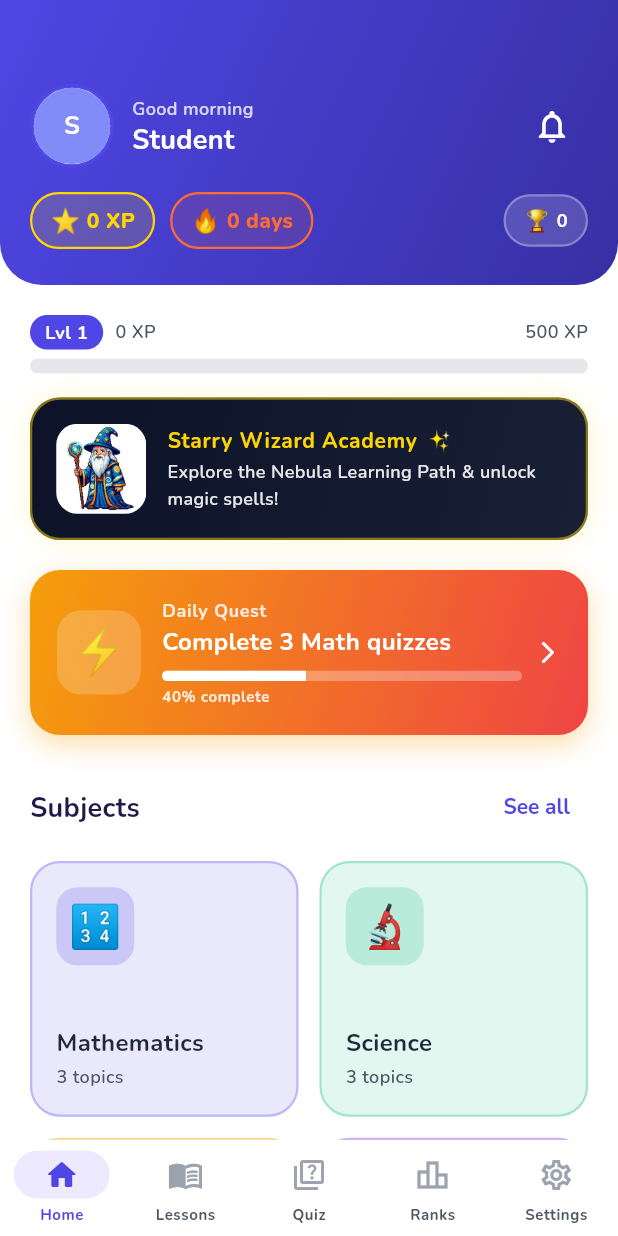
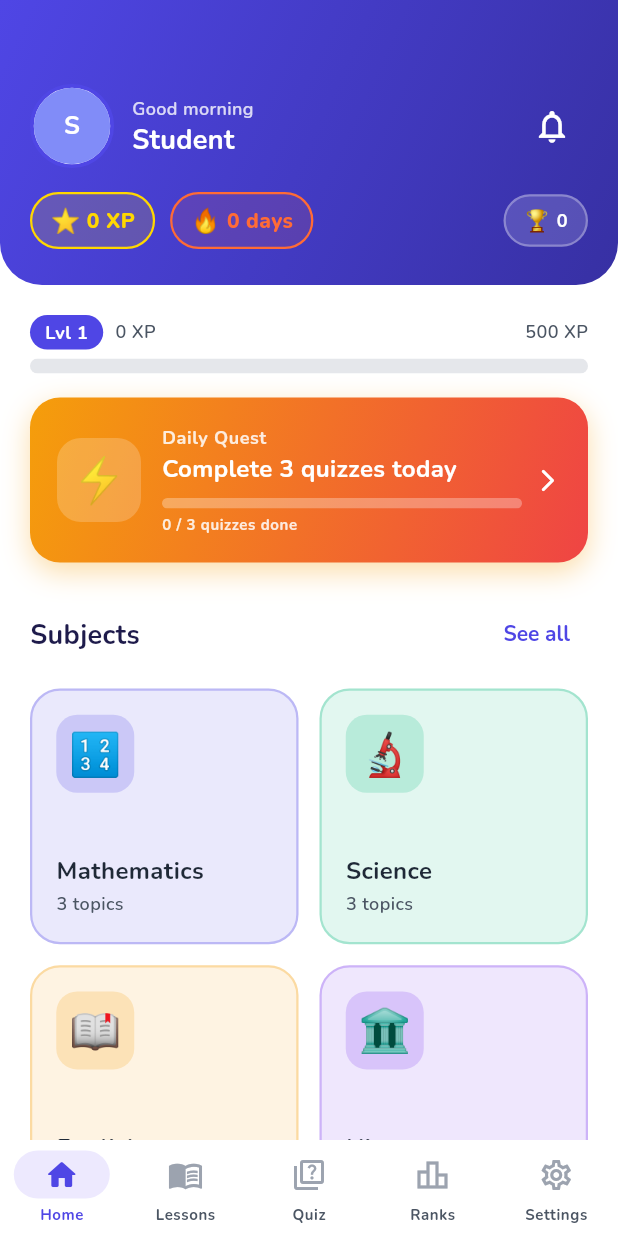
Before and after one commit to jionbiju/eduquest-rural-learning, a Flutter app: the HomeScreen screen opened by its route, on a phone screen of 412 x 824 dp. Run offline on Flutter 3.47's test engine with Material 3 defaults, Android fonts, the light colour scheme and no system bars; our stand-ins replace cloud_firestore, connectivity_plus, firebase_auth, firebase_core, flutter_riverpod, flutter_tts and 3 more; accounts and stored records are empty.

Commit message:
feat(home): wire daily quest and real connectivity to home screen

```diff
--- a/lib/features/home/presentation/screens/home_screen.dart
+++ b/lib/features/home/presentation/screens/home_screen.dart
@@ -8,6 +8,8 @@ import '../../../../core/widgets/connectivity_banner.dart';
 import '../../../../core/widgets/xp_progress_bar.dart';
 import '../../../lessons/data/models/subject_model.dart';
 import '../../../lessons/data/repositories/bundle_repository.dart';
+import '../../../sync/providers/sync_provider.dart';
+import '../../providers/daily_quest_provider.dart';
 import '../../providers/home_provider.dart';
 import '../widgets/daily_quest_banner.dart';
 import '../widgets/home_header.dart';
@@ -48,13 +50,18 @@ class HomeScreen extends ConsumerWidget {
   Widget build(BuildContext context, WidgetRef ref) {
     final profile = ref.watch(studentProfileProvider);
     final subjectsAsync = ref.watch(subjectsProvider);
+    final dailyQuest = ref.watch(dailyQuestProvider);
+    final isOnline = ref.watch(connectivityProvider).maybeWhen(
+      data: (v) => v,
+      orElse: () => true,
+    );
 
     return Scaffold(
       backgroundColor: AppColors.background,
       body: Column(
         children: [
           // Offline banner sits above everything
-          const ConnectivityBanner(isOnline: true),
+          ConnectivityBanner(isOnline: isOnline),
 
           Expanded(
             child: CustomScrollView(
@@ -76,83 +83,18 @@ class HomeScreen extends ConsumerWidget {
                   ),
                 ),
 
-                // ── Starry Wizard Academy Showcase ──────────────────────
+                // ── Daily Quest Banner (real data) ──────────────────────
                 SliverToBoxAdapter(
                   child: Padding(
                     padding: const EdgeInsets.fromLTRB(20, 16, 20, 0),
-                    child: Container(
-                      padding: const EdgeInsets.all(16),
-                      decoration: BoxDecoration(
-                        gradient: const LinearGradient(
-                          colors: [Color(0xFF0C1227), Color(0xFF191F34)],
-                          begin: Alignment.topLeft,
-                          end: Alignment.bottomRight,
-                        ),
-                        borderRadius: BorderRadius.circular(20),
-                        border: Border.all(color: AppColors.xpGold.withValues(alpha: 0.5), width: 1.5),
-                        boxShadow: [
-                          BoxShadow(
-                            color: AppColors.xpGold.withValues(alpha: 0.15),
-                            blurRadius: 15,
-                            spreadRadius: 1,
-                          ),
-                        ],
-                      ),
-                      child: Row(
-                        children: [
-                          ClipRRect(
-                            borderRadius: BorderRadius.circular(14),
-                            child: Image.asset(
-                              'assets/images/stitch/wizard_large.png',
-                              width: 60,
-                              height: 60,
-                              fit: BoxFit.cover,
-                              errorBuilder: (_, __, ___) => const Text('🧙‍♂️', style: TextStyle(fontSize: 40)),
-                            ),
-                          ),
-                          const SizedBox(width: 14),
-                          Expanded(
-                            child: Column(
-                              crossAxisAlignment: CrossAxisAlignment.start,
-                              children: [
-                                Row(
-                                  children: [
-                                    Text(
-                                      'Starry Wizard Academy',
-                                      style: AppTextStyles.labelLarge.copyWith(
-                                        color: AppColors.xpGold,
-                                        fontWeight: FontWeight.bold,
-                                      ),
-                                    ),
-                                    const SizedBox(width: 6),
-                                    const Text('✨', style: TextStyle(fontSize: 14)),
-                                  ],
-                                ),
-                                const SizedBox(height: 2),
-                                Text(
-                                  'Explore the Nebula Learning Path & unlock magic spells!',
-                                  style: AppTextStyles.bodySmall.copyWith(
-                                    color: Colors.white.withValues(alpha: 0.9),
-                                  ),
-                                ),
-                              ],
-                            ),
-                          ),
-                        ],
-                      ),
-                    ),
-                  ),
-                ),
-
-                // ── Daily Quest Banner ──────────────────────────────────
-                SliverToBoxAdapter(
-                  child: Padding(
-                    padding: const EdgeInsets.fromLTRB(20, 20, 20, 0),
                     child: DailyQuestBanner(
-                      questTitle: 'Complete 3 Math quizzes',
-                      progress: 0.4,
-                      onTap: () => context.goNamed('lesson',
-                          pathParameters: {'lessonId': 'math_addition'}),
+                      questTitle: dailyQuest.isCompleted
+                          ? '🎉 Daily Quest Complete!'
+                          : dailyQuest.questTitle,
+                      progress: dailyQuest.progress,
+                      progressLabel: dailyQuest.progressLabel,
+                      isCompleted: dailyQuest.isCompleted,
+                      onTap: () => context.goNamed('quiz_hub'),
                     ),
                   ),
                 ),
```
